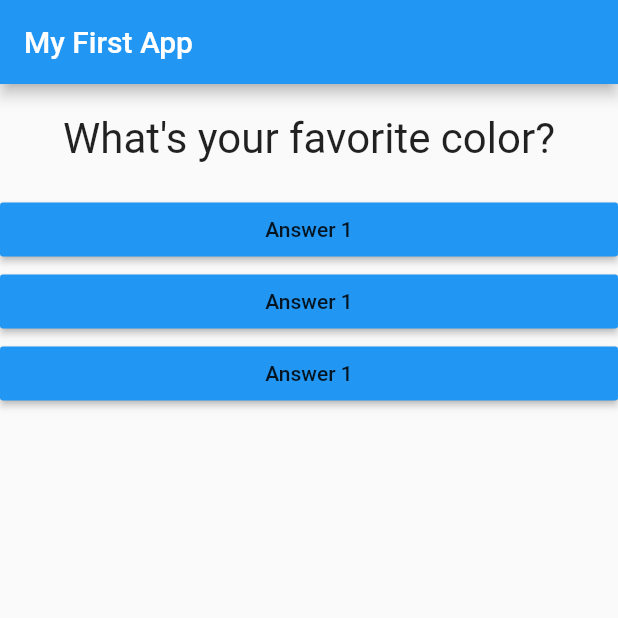
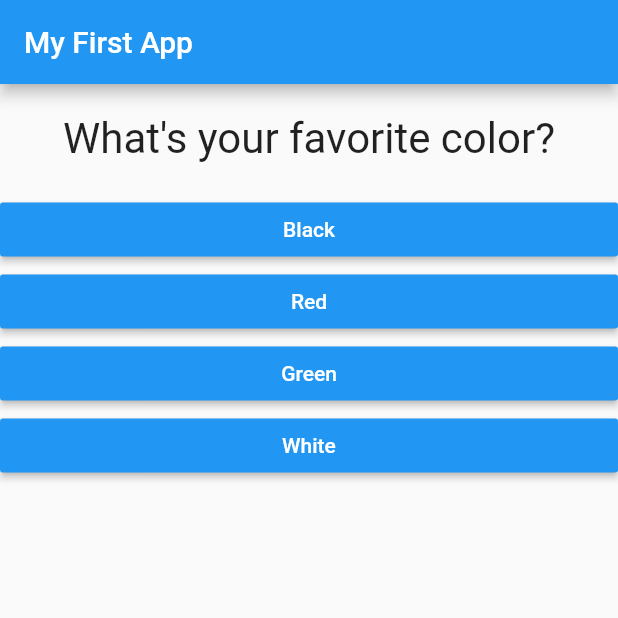
Before and after one commit to frank-mendez/flutterdev, a Flutter app: the screen it shows after launch, on a phone screen of 412 x 824 dp, the top half of it. Run offline on Flutter 3.47's test engine with Material 2 defaults, Android fonts, the phone set to English and light mode, and no system bars.

```diff
--- a/lib/answer.dart
+++ b/lib/answer.dart
@@ -2,8 +2,9 @@ import 'package:flutter/material.dart';
 
 class Answer extends StatelessWidget {
   final Function selectHandler;
+  final String answerText;
 
-  Answer(this.selectHandler);
+  Answer(this.selectHandler, this.answerText);
 
   @override
   Widget build(BuildContext context) {
@@ -11,7 +12,8 @@ class Answer extends StatelessWidget {
       width: double.infinity,
       child: RaisedButton(
         color: Colors.blue,
-        child: Text('Answer 1'),
+        textColor: Colors.white,
+        child: Text(answerText),
         onPressed: selectHandler,
       ),
     );
--- a/lib/main.dart
+++ b/lib/main.dart
@@ -25,8 +25,18 @@ class _MyAppState extends State<MyApp> {
   @override
   Widget build(BuildContext context) {
     var questions = [
-      'What\'s your favorite color?',
-      'What\'s your favorite animal?',
+      {
+        'questionText': 'What\'s your favorite color?',
+        'answers': ['Black', 'Red', 'Green', 'White'],
+      },
+      {
+        'questionText': 'What\'s your favorite animal?',
+        'answers': ['Cat', 'Dog', 'Rabbit', 'Tiger'],
+      },
+      {
+        'questionText': 'Whos\'s your favorite instructor?',
+        'answers': ['Frank', 'Rhoie', 'Edith', 'Laura'],
+      },
     ];
     return MaterialApp(
       home: Scaffold(
@@ -35,11 +45,12 @@ class _MyAppState extends State<MyApp> {
         ),
         body: Column(children: [
           Question(
-            questions[_questionIndex],
+            questions[_questionIndex]['questionText'],
           ),
-          Answer(_answerQuestion),
-          Answer(_answerQuestion),
-          Answer(_answerQuestion),
+          ...(questions[_questionIndex]['answers'] as List<String>)
+              .map((answer) {
+            return Answer(_answerQuestion, answer);
+          }).toList()
         ]),
       ),
     );
```
